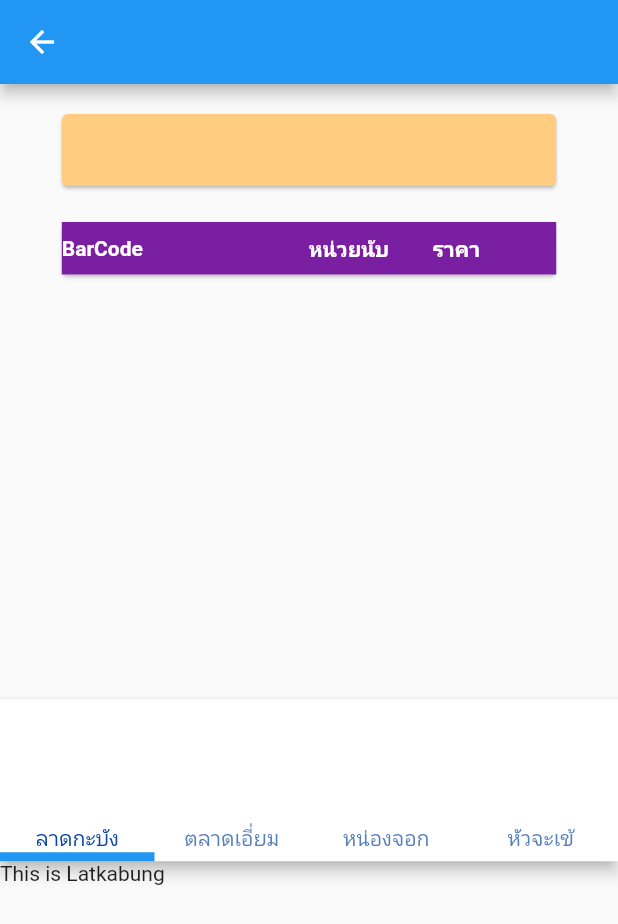
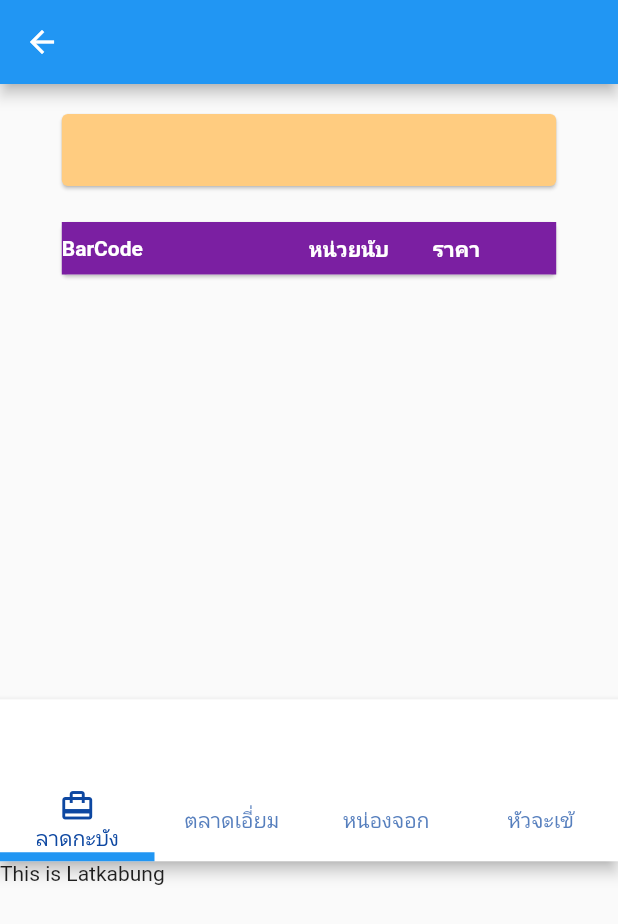
Before and after one commit to masterUNG/RawinPornShop, a Flutter app: the DetailProduct screen opened directly with empty values, on a phone screen of 412 x 824 dp. Shown: the top 924 px of the screen. Run offline on Flutter 3.47's test engine with Material 2 defaults, Android fonts, the phone set to English and light mode, and no system bars; our stand-ins replace dio, flutter_swiper, google_fonts; missing offline and left inert: barcode_scan, fontisto_flutter.

Commit message:
update 21Aug

```diff
--- a/lib/widget/detail_product.dart
+++ b/lib/widget/detail_product.dart
@@ -75,7 +75,7 @@ class _DetailProductState extends State<DetailProduct> {
   Widget buildTabHost() {
     List<Widget> widgets = [Latkabung(), Euamp(), Nongjok(), Hunjakai()];
     List<Widget> tabWidgets = [
-      Text('ลาดกะบัง'),
+      buildText1(),
       Text('ตลาดเอี่ยม'),
       Text('หน่องจอก'),
       Text('หัวจะเข้')
@@ -102,6 +102,13 @@ class _DetailProductState extends State<DetailProduct> {
       ),
     );
   }
+
+  Widget buildText1() => Column(
+        children: [
+          Icon(Icons.card_travel),
+          Text('ลาดกะบัง'),
+        ],
+      );
 
   Widget buildText(BuildContext context, String string, String string2) {
     return Card(
```
Also changed, not shown: lib/widget/search_product.dart (+9 -5 lines).
